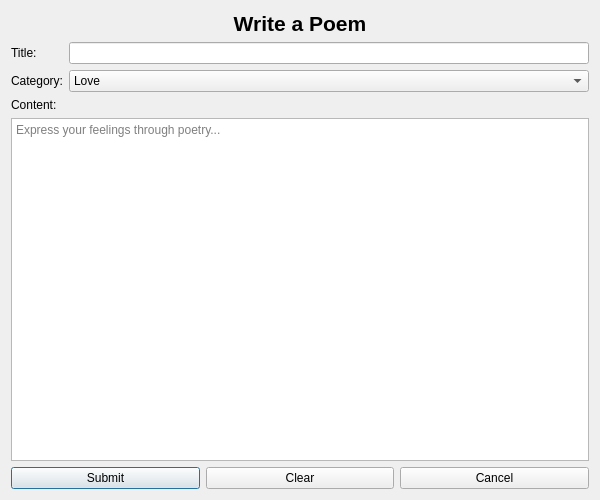
Old version of the form Home/writepoem.ui in the repository ntapire123/World_of_poetry.
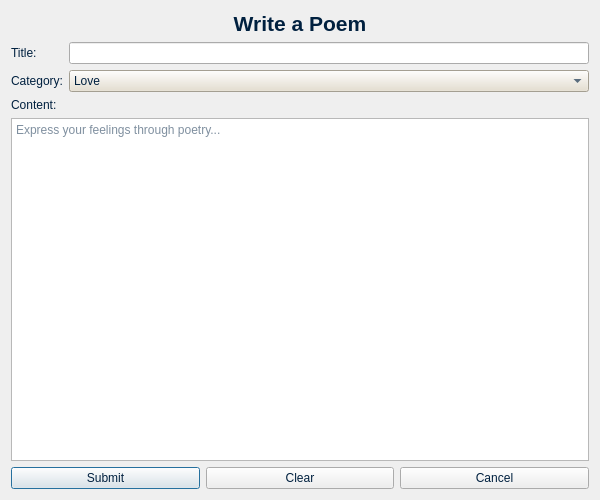
New version of the form. Icons and pictures are not drawn.

The edit to the form file:
```diff
--- a/Home/writepoem.ui
+++ b/Home/writepoem.ui
@@ -13,6 +13,13 @@
   <property name="windowTitle">
    <string>World of Poetry - Write Poem</string>
   </property>
+  <property name="styleSheet">
+   <string notr="true">
+ color: rgb(0, 32, 63);
+
+
+background-image: url(:/img/images/Background.jpg);</string>
+  </property>
   <layout class="QVBoxLayout" name="verticalLayout">
    <item>
     <widget class="QLabel" name="label_title">
@@ -51,6 +58,11 @@
      </item>
      <item row="1" column="1">
       <widget class="QComboBox" name="comboBox_category">
+       <property name="styleSheet">
+        <string notr="true">
+ color: rgb(0, 32, 63);
+background-color: rgb(230, 222, 204);</string>
+       </property>
        <item>
         <property name="text">
          <string>Love</string>
```
Left out of the diff: 2 changed lines with no effect on the pictures.
